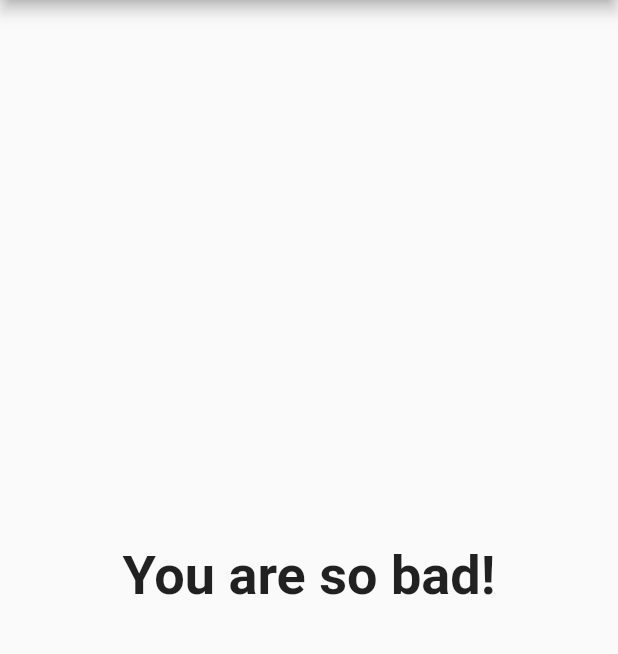
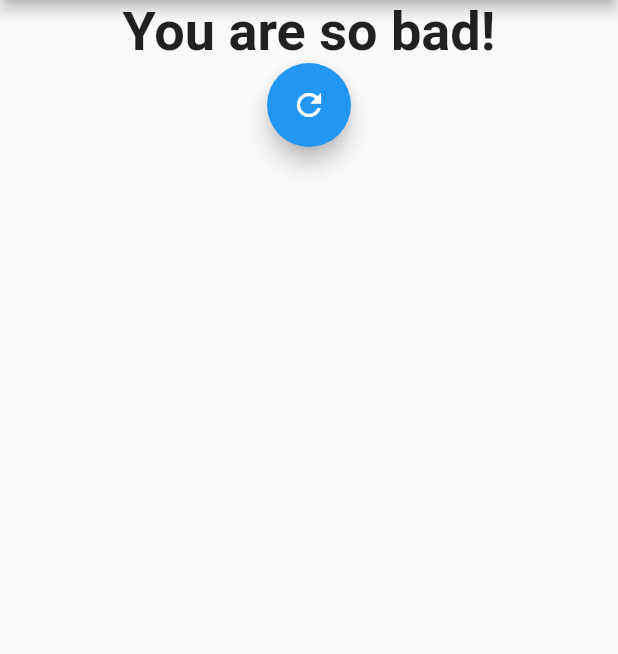
Before and after one commit to jainbhupesh533/Flutter_quiz_app, a Flutter app: the screen it shows after launch, after a tap on "Black", after a tap on "Peacock", after a tap on "Maths", on a phone screen of 412 x 824 dp, the part 84-738 px from its top. Run offline on Flutter 3.47's test engine with Material 2 defaults, Android fonts, the phone set to English and light mode, and no system bars.

Commit message:
REset Button

```diff
--- a/lib/main.dart
+++ b/lib/main.dart
@@ -52,6 +52,13 @@ class _MyAppState extends State<MyApp> {
   var _questionIndex = 0;
   var _totalScore = 0;
 
+  void _resetQuiz() {
+    setState(() {
+      _questionIndex = 0;
+      _totalScore = 0;
+    });
+  }
+
   void _answerQuestion(int score) {
     _totalScore += score;
 
@@ -79,7 +86,7 @@ class _MyAppState extends State<MyApp> {
                 questionIndex: _questionIndex,
                 questions: _questions,
               )
-            : Result(_totalScore),
+            : Result(_totalScore, _resetQuiz),
       ),
     );
   }
--- a/lib/result.dart
+++ b/lib/result.dart
@@ -2,18 +2,19 @@ import 'package:flutter/material.dart';
 
 class Result extends StatelessWidget {
   final int resultScore;
+  final Function resetHandler;
 
-  Result(this.resultScore);
+  Result(this.resultScore, this.resetHandler);
 
-  String get resultPhrase{
+  String get resultPhrase {
     String resultText;
-    if(resultScore <= 8){
+    if (resultScore <= 8) {
       resultText = 'You are awesome and Innocent!';
-    }else if(resultScore <= 12) {
-       resultText = 'You are PRETTY LIKEABLE!';
+    } else if (resultScore <= 12) {
+      resultText = 'You are PRETTY LIKEABLE!';
     } else if (resultScore <= 16) {
-       resultText = 'You are ... Strange?';
-    }else{
+      resultText = 'You are ... Strange?';
+    } else {
       resultText = 'You are so bad!';
     }
     return resultText;
@@ -22,10 +23,19 @@ class Result extends StatelessWidget {
   @override
   Widget build(BuildContext context) {
     return Center(
-      child: Text(
-        resultPhrase,
-        style: TextStyle(fontSize: 36, fontWeight: FontWeight.bold),
-        textAlign: TextAlign.center,
+      child: Column(
+        children: <Widget>[
+          Text(
+            resultPhrase,
+            style: TextStyle(fontSize: 36, fontWeight: FontWeight.bold),
+            textAlign: TextAlign.center,
+          ),
+          FloatingActionButton(
+            onPressed: resetHandler,
+            tooltip: 'Reset',
+            child: Icon(Icons.refresh),
+          ),
+        ],
       ),
     );
   }
```
